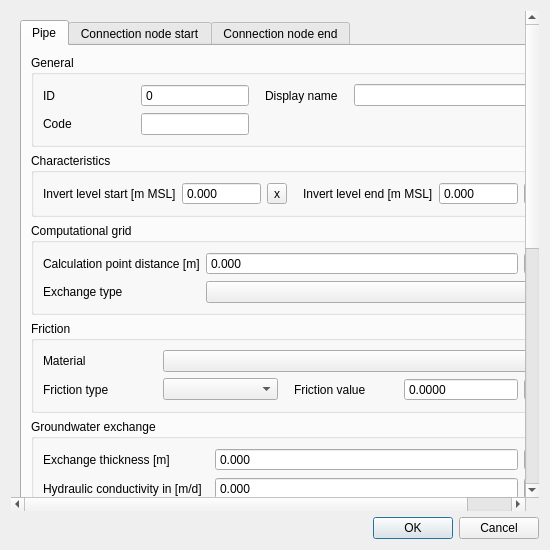
This is threedi_schematisation_editor/forms/ui/pipe.ui in nens/threedi-schematisation-editor as Qt 5 draws it before an edit. The edited form follows.
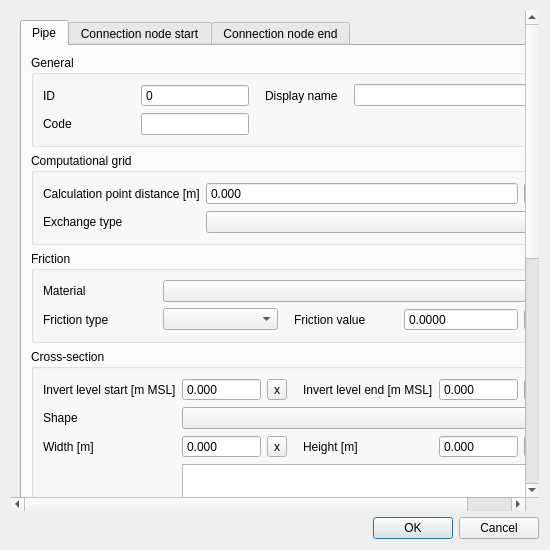
This is the edited form.

```diff
--- a/threedi_schematisation_editor/forms/ui/pipe.ui
+++ b/threedi_schematisation_editor/forms/ui/pipe.ui
@@ -177,7 +177,7 @@
              </layout>
             </widget>
            </item>
-           <item row="7" column="0">
+           <item row="5" column="0">
             <widget class="QGroupBox" name="grp_characteristics_def">
              <property name="locale">
               <locale language="English" country="UnitedStates"/>
@@ -186,9 +186,132 @@
               <set>Qt::ImhNone</set>
              </property>
              <property name="title">
-              <string>Cross section definition</string>
+              <string>Cross-section</string>
              </property>
              <layout class="QGridLayout" name="gridLayout_3">
+              <item row="0" column="2">
+               <widget class="QToolButton" name="invert_level_start_clear">
+                <property name="text">
+                 <string>x</string>
+                </property>
+               </widget>
+              </item>
+              <item row="0" column="5">
+               <widget class="QToolButton" name="invert_level_end_clear">
+                <property name="text">
+                 <string>x</string>
+                </property>
+               </widget>
+              </item>
+              <item row="0" column="4">
+               <widget class="QDoubleSpinBox" name="invert_level_end">
+                <property name="sizePolicy">
+                 <sizepolicy hsizetype="Expanding" vsizetype="Fixed">
+                  <horstretch>0</horstretch>
+                  <verstretch>0</verstretch>
+                 </sizepolicy>
+                </property>
+                <property name="locale">
+                 <locale language="English" country="UnitedStates"/>
+                </property>
+                <property name="inputMethodHints">
+                 <set>Qt::ImhNone</set>
+                </property>
+                <property name="buttonSymbols">
+                 <enum>QAbstractSpinBox::NoButtons</enum>
+                </property>
+                <property name="decimals">
+                 <number>3</number>
+                </property>
+                <property name="minimum">
+                 <double>-99999999.000000000000000</double>
+                </property>
+                <property name="maximum">
+                 <double>99999999.000000000000000</double>
+                </property>
+                <property name="showClearButton" stdset="0">
+                 <bool>true</bool>
+                </property>
+                <property name="clearValue" stdset="0">
+                 <bool>true</bool>
+                </property>
+                <property name="expressionsEnabled" stdset="0">
+                 <bool>true</bool>
+                </property>
+               </widget>
+              </item>
+              <item row="0" column="3">
+               <widget class="QLabel" name="label_9">
+                <property name="locale">
+                 <locale language="English" country="UnitedStates"/>
+                </property>
+                <property name="inputMethodHints">
+                 <set>Qt::ImhNone</set>
+                </property>
+                <property name="text">
+                 <string>Invert level end [m MSL]</string>
+                </property>
+                <property name="alignment">
+                 <set>Qt::AlignLeading|Qt::AlignLeft|Qt::AlignVCenter</set>
+                </property>
+                <property name="indent">
+                 <number>10</number>
+                </property>
+               </widget>
+              </item>
+              <item row="0" column="1">
+               <widget class="QDoubleSpinBox" name="invert_level_start">
+                <property name="sizePolicy">
+                 <sizepolicy hsizetype="Expanding" vsizetype="Fixed">
+                  <horstretch>0</horstretch>
+                  <verstretch>0</verstretch>
+                 </sizepolicy>
+                </property>
+                <property name="locale">
+                 <locale language="English" country="UnitedStates"/>
+                </property>
+                <property name="inputMethodHints">
+                 <set>Qt::ImhNone</set>
+                </property>
+                <property name="buttonSymbols">
+                 <enum>QAbstractSpinBox::NoButtons</enum>
+                </property>
+                <property name="decimals">
+                 <number>3</number>
+                </property>
+                <property name="minimum">
+                 <double>-99999999.000000000000000</double>
+                </property>
+                <property name="maximum">
+                 <double>99999999.000000000000000</double>
+                </property>
+                <property name="showClearButton" stdset="0">
+                 <bool>true</bool>
+                </property>
+                <property name="clearValue" stdset="0">
+                 <bool>true</bool>
+                </property>
+                <property name="expressionsEnabled" stdset="0">
+                 <bool>true</bool>
+                </property>
+               </widget>
+              </item>
+              <item row="0" column="0">
+               <widget class="QLabel" name="label_6">
+                <property name="locale">
+                 <locale language="English" country="UnitedStates"/>
+                </property>
+                <property name="inputMethodHints">
+                 <set>Qt::ImhNone</set>
+                </property>
+                <property name="text">
+                 <string>Invert level start [m MSL]</string>
+                </property>
+                <property name="alignment">
+                 <set>Qt::AlignLeading|Qt::AlignLeft|Qt::AlignVCenter</set>
+                </property>
+               </widget>
+              </item>
               <item row="3" column="3">
                <widget class="QLabel" name="cross_section_height_label">
                 <property name="locale">
@@ -395,144 +518,6 @@
              </layout>
             </widget>
            </item>
-           <item row="1" column="0">
-            <widget class="QGroupBox" name="grp_characteristics">
-             <property name="locale">
-              <locale language="English" country="UnitedStates"/>
-             </property>
-             <property name="inputMethodHints">
-              <set>Qt::ImhNone</set>
-             </property>
-             <property name="title">
-              <string>Characteristics</string>
-             </property>
-             <layout class="QGridLayout" name="gridLayout_4">
-              <item row="0" column="2">
-               <widget class="QToolButton" name="invert_level_start_clear">
-                <property name="text">
-                 <string>x</string>
-                </property>
-               </widget>
-              </item>
-              <item row="0" column="5">
-               <widget class="QToolButton" name="invert_level_end_clear">
-                <property name="text">
-                 <string>x</string>
-                </property>
-               </widget>
-              </item>
-              <item row="0" column="4">
-               <widget class="QDoubleSpinBox" name="invert_level_end">
-                <property name="sizePolicy">
-                 <sizepolicy hsizetype="Expanding" vsizetype="Fixed">
-                  <horstretch>0</horstretch>
-                  <verstretch>0</verstretch>
-                 </sizepolicy>
-                </property>
-                <property name="locale">
-                 <locale language="English" country="UnitedStates"/>
-                </property>
-                <property name="inputMethodHints">
-                 <set>Qt::ImhNone</set>
-                </property>
-                <property name="buttonSymbols">
-                 <enum>QAbstractSpinBox::NoButtons</enum>
-                </property>
-                <property name="decimals">
-                 <number>3</number>
-                </property>
-                <property name="minimum">
-                 <double>-99999999.000000000000000</double>
-                </property>
-                <property name="maximum">
-                 <double>99999999.000000000000000</double>
-                </property>
-                <property name="showClearButton" stdset="0">
-                 <bool>true</bool>
-                </property>
-                <property name="clearValue" stdset="0">
-                 <bool>true</bool>
-                </property>
-                <property name="expressionsEnabled" stdset="0">
-                 <bool>true</bool>
-                </property>
-               </widget>
-              </item>
-              <item row="0" column="3">
-               <widget class="QLabel" name="label_9">
-                <property name="locale">
-                 <locale language="English" country="UnitedStates"/>
-                </property>
-                <property name="inputMethodHints">
-                 <set>Qt::ImhNone</set>
-                </property>
-                <property name="text">
-                 <string>Invert level end [m MSL]</string>
-                </property>
-                <property name="alignment">
-                 <set>Qt::AlignLeading|Qt::AlignLeft|Qt::AlignVCenter</set>
-                </property>
-                <property name="indent">
-                 <number>10</number>
-                </property>
-               </widget>
-              </item>
-              <item row="0" column="1">
-               <widget class="QDoubleSpinBox" name="invert_level_start">
-                <property name="sizePolicy">
-                 <sizepolicy hsizetype="Expanding" vsizetype="Fixed">
-                  <horstretch>0</horstretch>
-                  <verstretch>0</verstretch>
-                 </sizepolicy>
-                </property>
-                <property name="locale">
-                 <locale language="English" country="UnitedStates"/>
-                </property>
-                <property name="inputMethodHints">
-                 <set>Qt::ImhNone</set>
-                </property>
-                <property name="buttonSymbols">
-                 <enum>QAbstractSpinBox::NoButtons</enum>
-                </property>
-                <property name="decimals">
-                 <number>3</number>
-                </property>
-                <property name="minimum">
-                 <double>-99999999.000000000000000</double>
-                </property>
-                <property name="maximum">
-                 <double>99999999.000000000000000</double>
-                </property>
-                <property name="showClearButton" stdset="0">
-                 <bool>true</bool>
-                </property>
-                <property name="clearValue" stdset="0">
-                 <bool>true</bool>
-                </property>
-                <property name="expressionsEnabled" stdset="0">
-                 <bool>true</bool>
-                </property>
-               </widget>
-              </item>
-              <item row="0" column="0">
-               <widget class="QLabel" name="label_6">
-                <property name="locale">
-                 <locale language="English" country="UnitedStates"/>
-                </property>
-                <property name="inputMethodHints">
-                 <set>Qt::ImhNone</set>
-                </property>
-                <property name="text">
-                 <string>Invert level start [m MSL]</string>
-                </property>
-                <property name="alignment">
-                 <set>Qt::AlignLeading|Qt::AlignLeft|Qt::AlignVCenter</set>
-                </property>
-               </widget>
-              </item>
-             </layout>
-            </widget>
-           </item>
            <item row="9" column="0">
             <widget class="QGroupBox" name="grp_conn_node">
              <property name="locale">
@@ -893,7 +878,7 @@
              </layout>
             </widget>
            </item>
-           <item row="5" column="0">
+           <item row="7" column="0">
             <widget class="QGroupBox" name="grp_groundwater">
              <property name="title">
               <string>Groundwater exchange</string>
```
